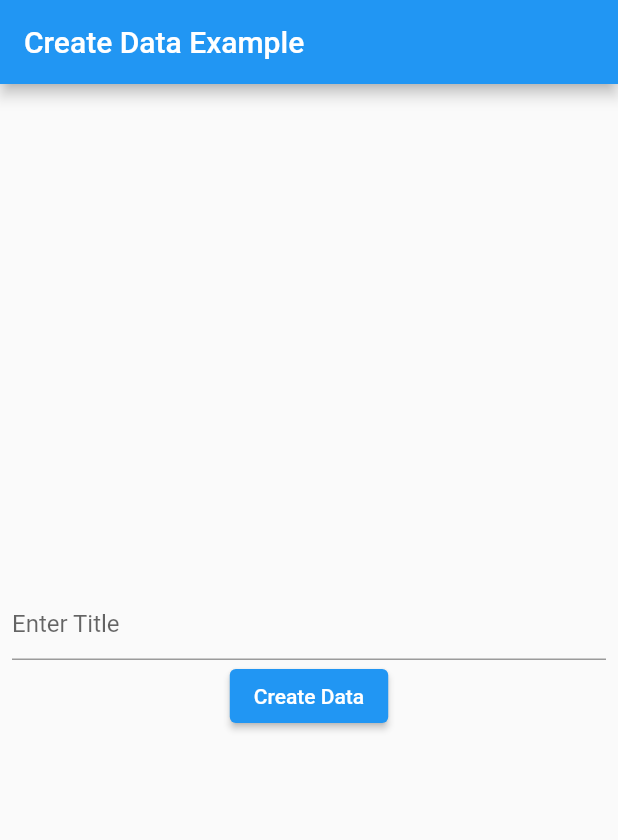
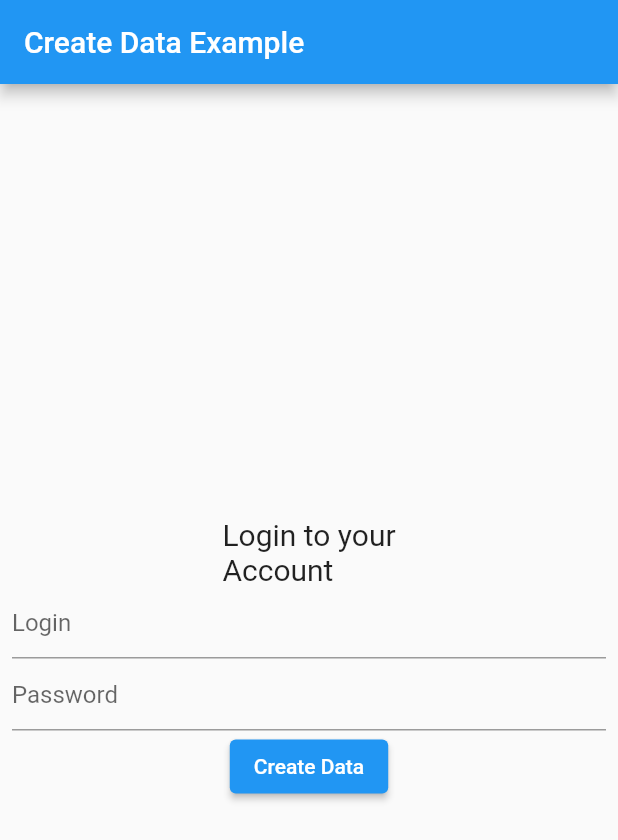
Before and after one commit to TinsonWang/GryphHacks-2022, a Flutter app: the screen it shows after launch, on a phone screen of 412 x 824 dp. Shown: the top 840 px of the screen. Run offline on Flutter 3.47's test engine with Material 2 defaults, Android fonts, the phone set to English and light mode, and no system bars.

Commit message:
Adding text fields to Login Screen

```diff
--- a/Frontend/app/lib/second_screen.dart
+++ b/Frontend/app/lib/second_screen.dart
@@ -26,12 +26,12 @@ import 'dart:convert';
 import 'package:flutter/material.dart';
 import 'package:http/http.dart' as http;
 
-Future<Album> createAlbum(String title) async {
+Future<Album> createAlbum(String login, String password) async {
   final response = await http.post(
     Uri.parse('https://f612-184-144-100-19.ngrok.io/login'),
     body: jsonEncode(<String, String>{
-      'login': 'wencygo',
-      'password' : 'testpassword345'
+      'login': login,
+      'password' : password
     }),
   );
 
@@ -73,6 +73,8 @@ class SecondScreen extends StatefulWidget {
 
 class _MyAppState extends State<SecondScreen> {
   final TextEditingController _controller = TextEditingController();
+  final TextEditingController _controller2 = TextEditingController();
+
   Future<Album>? _futureAlbum;
 
   @override
@@ -99,17 +101,34 @@ class _MyAppState extends State<SecondScreen> {
     return Column(
       mainAxisAlignment: MainAxisAlignment.center,
       children: <Widget>[
+
+        Text(
+          'Login to your\nAccount',
+          textAlign: TextAlign.left,
+          style: TextStyle( fontSize: 20 )
+        ),
+
         TextField(
           controller: _controller,
-          decoration: const InputDecoration(hintText: 'Enter Title'),
+          decoration: const InputDecoration(hintText: 'Login'),
         ),
+
+        TextField(
+          controller: _controller2,
+          decoration: const InputDecoration(hintText: 'Password'),
+        ),
+
         ElevatedButton(
           onPressed: () {
             setState(() {
-              _futureAlbum = createAlbum(_controller.text);
+              _futureAlbum = createAlbum(
+                    _controller.text,
+                    _controller2.text
+              );
             });
           },
           child: const Text('Create Data'),
+
         ),
       ],
     );
```
